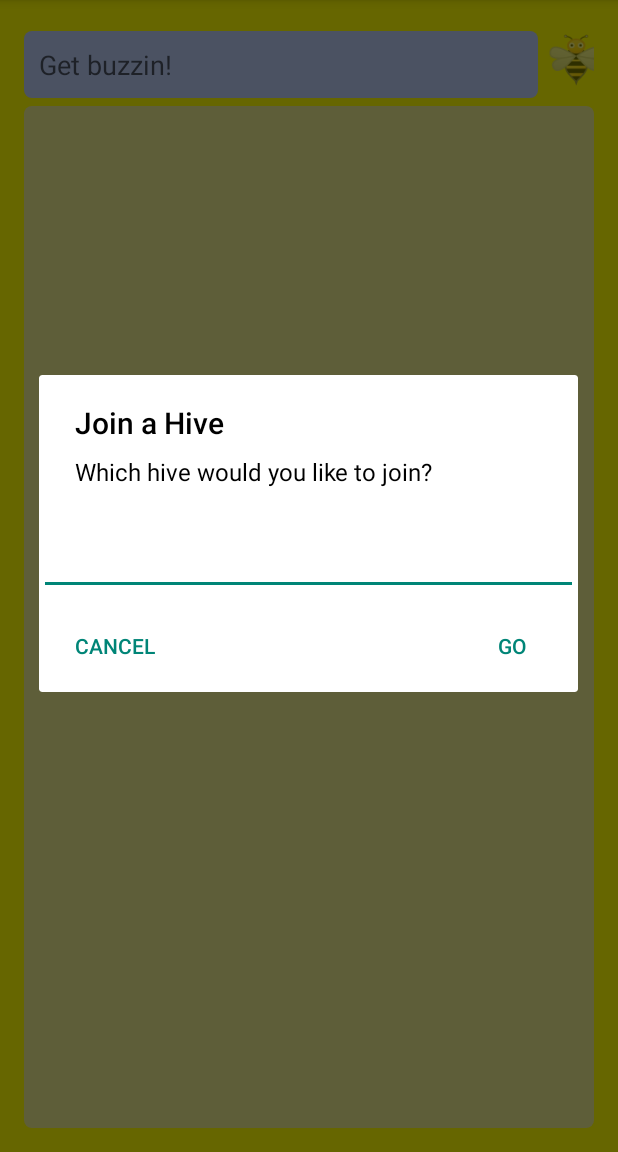
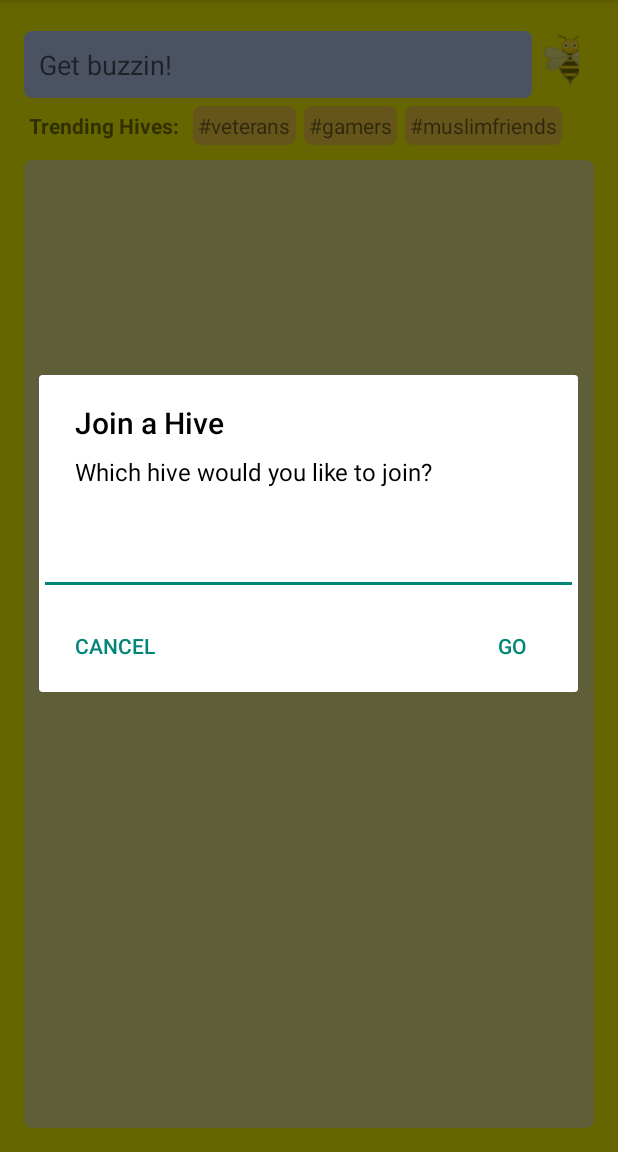
Before and after one commit to tliss/hivestr, an Android app: the screen it shows after launch (MainActivity), after a tap on "Settings", on a phone screen of 412 x 824 dp, the part 84-1236 px from its top. Run offline under Robolectric (Android 15) with nearby library versions, the phone set to English and light mode, and no system bars; 1 statement that could not run was skipped.

Commit message:
i don't know. Tired. Bed now

```diff
--- a/app/src/main/java/com/satori/android_demo/MainActivity.java
+++ b/app/src/main/java/com/satori/android_demo/MainActivity.java
@@ -38,6 +38,7 @@ import android.widget.LinearLayout;
 import android.widget.TableRow;
 import android.widget.TextView;
 import android.widget.Toast;
+import android.widget.LinearLayout;
 
 import java.lang.ref.WeakReference;
 import java.util.Random;
@@ -144,7 +145,7 @@ public class MainActivity extends AppCompatActivity implements View.OnCreateCont
 
         TextView beeButton = (TextView) findViewById(R.id.beebutton);
         beeButton.setText(new String(Character.toChars(0x1F41D)));
-
+        //beeButton.setLayoutParams(new LinearLayout.LayoutParams(LayoutParams.MATCH_PARENT,LayoutParams.WRAP_CONTENT));
         mTextView = (TextView) findViewById(R.id.chatHistory);
         EditText inputField = (EditText) findViewById(R.id.message);
         inputField.setOnEditorActionListener(new EditText.OnEditorActionListener() {
--- /dev/null
+++ b/app/src/main/res/drawable/trendboxy.xml
@@ -0,0 +1,14 @@
+<?xml version="1.0" encoding="utf-8"?>
+<shape xmlns:android="http://schemas.android.com/apk/res/android"
+    android:padding="10dp"
+    android:shape="rectangle" >
+
+    <solid android:color="#ffd644" />
+
+    <corners
+        android:bottomLeftRadius="5dp"
+        android:bottomRightRadius="5dp"
+        android:topLeftRadius="5dp"
+        android:topRightRadius="5dp" />
+
+</shape>
--- a/app/src/main/res/layout/activity_main.xml
+++ b/app/src/main/res/layout/activity_main.xml
@@ -11,8 +11,7 @@
     <LinearLayout
             android:orientation="vertical"
             android:layout_width="match_parent"
-            android:layout_height="match_parent"
-            android:weightSum="1">
+            android:layout_height="match_parent">
 
         <LinearLayout
             android:orientation="horizontal"
@@ -33,13 +32,53 @@
 
             <TextView
                 android:id="@+id/beebutton"
-                android:layout_width="wrap_content"
-                android:layout_height="wrap_content"
+                android:layout_width="45dp"
+                android:layout_height="45dp"
                 android:textSize="32sp"
+                android:paddingEnd="10dp"
                 android:layout_weight="1"/>
 
         </LinearLayout>
 
+        <LinearLayout
+            android:orientation="horizontal"
+            android:layout_width="match_parent"
+            android:layout_height="wrap_content" >
+
+            <TextView
+                android:layout_width="wrap_content"
+                android:layout_height="wrap_content"
+                android:text="Trending Hives:"
+                android:textStyle="bold"
+                android:padding="3sp"
+                android:layout_marginBottom="10dp"
+                android:layout_marginEnd="5dp"/>
+
+            <TextView
+                android:layout_width="wrap_content"
+                android:layout_height="wrap_content"
+                android:text="#veterans"
+                android:padding="3sp"
+                android:layout_marginEnd="5dp"
+                android:background="@drawable/trendboxy"/>
+
+            <TextView
+                android:layout_width="wrap_content"
+                android:layout_height="wrap_content"
+                android:text="#gamers"
+                android:padding="3sp"
+                android:layout_marginEnd="5dp"
+                android:background="@drawable/trendboxy"/>
+
+            <TextView
+                android:layout_width="wrap_content"
+                android:layout_height="wrap_content"
+                android:text="#muslimfriends"
+                android:padding="3sp"
+                android:layout_marginEnd="5dp"
+                android:background="@drawable/trendboxy"/>
+
+        </LinearLayout>
 
         <LinearLayout
             android:layout_width="match_parent"
```
